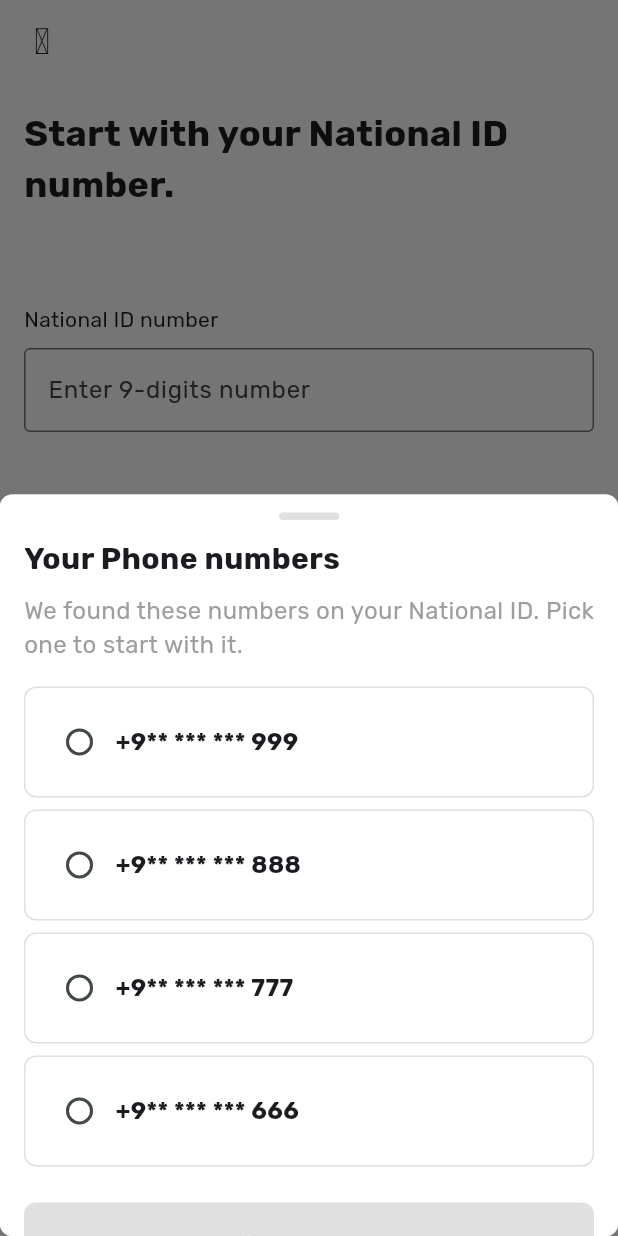
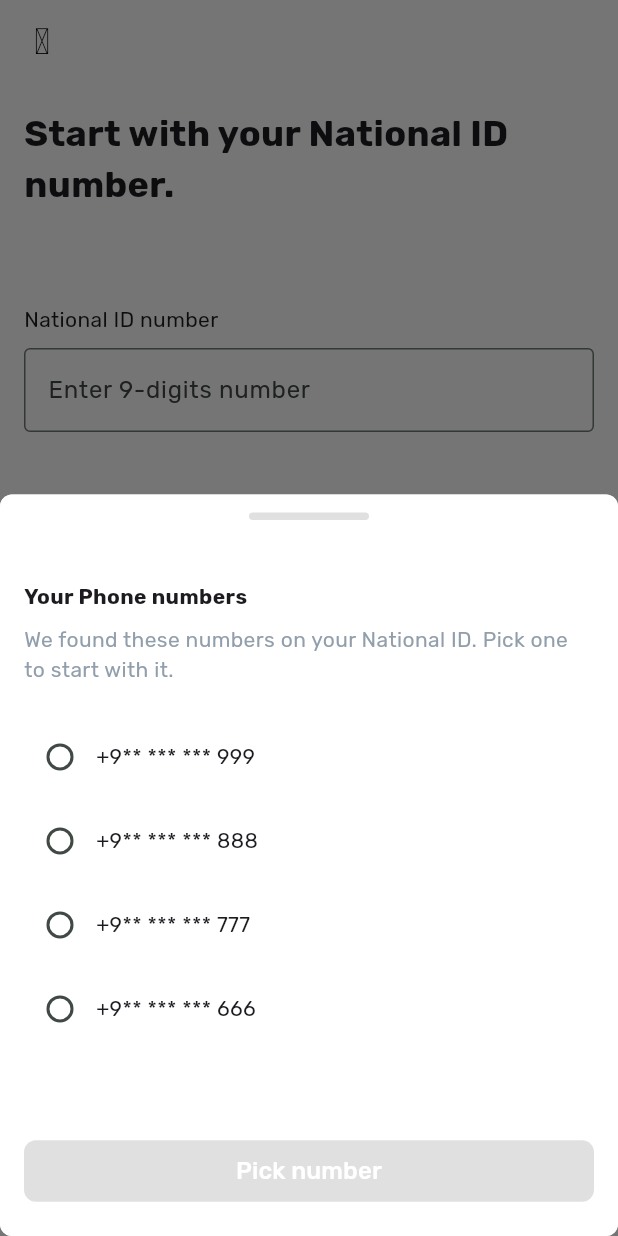
Before and after one commit to awaref/IFIN-BANKID-flutter, a Flutter app: the NationalIdScreen screen opened directly, after a tap on "Continue", on a phone screen of 412 x 824 dp. Run offline on Flutter 3.47's test engine with Material 3 defaults, Android fonts, the phone set to English and light mode, and no system bars; our stand-ins replace flutter_svg, google_fonts, hugeicons, local_auth, permission_handler, pinput and 1 more; accounts and stored records are empty.

Commit message:
style(national_id_screen): adjust UI spacing and styling for better consistency
- Increase handle bar width from 40 to 80
- Adjust padding and spacing throughout the modal
- Update text styles and colors to match design system
- Remove border from phone number options
- Standardize button styling and dimensions

```diff
--- a/lib/screens/national_id_screen.dart
+++ b/lib/screens/national_id_screen.dart
@@ -117,7 +117,7 @@ class _NationalIdScreenState extends State<NationalIdScreen> {
                       // Handle bar
                       Container(
                         margin: const EdgeInsets.symmetric(vertical: 12),
-                        width: 40,
+                        width: 80,
                         height: 5,
                         decoration: BoxDecoration(
                           color: Colors.grey[300],
@@ -127,23 +127,24 @@ class _NationalIdScreenState extends State<NationalIdScreen> {
                       // Content
                       Expanded(
                         child: SingleChildScrollView(
-                          padding: const EdgeInsets.fromLTRB(16, 0, 16, 32),
+                          padding: const EdgeInsets.fromLTRB(16, 28, 16, 32),
                           child: Column(
                             crossAxisAlignment: CrossAxisAlignment.start,
                             children: [
                               const Text(
                                 'Your Phone numbers',
                                 style: TextStyle(
-                                  fontSize: 20,
-                                  fontWeight: FontWeight.bold,
+                                  fontSize: 14,
+                                  fontWeight: FontWeight.w700,
+                                  height: 1.6
                                 ),
                               ),
                               const SizedBox(height: 8),
                               const Text(
                                 'We found these numbers on your National ID. Pick one to start with it.',
-                                style: TextStyle(fontSize: 16, color: Colors.grey),
+                                style: TextStyle(fontSize: 14, color: Color(0xFF919EAB), fontWeight: FontWeight.w400),
                               ),
-                              const SizedBox(height: 16),
+                              const SizedBox(height: 24),
                               _buildPhoneNumberOption(setModalState, '+9** *** *** 999'),
                               const SizedBox(height: 8),
                               _buildPhoneNumberOption(setModalState, '+9** *** *** 888'),
@@ -151,7 +152,7 @@ class _NationalIdScreenState extends State<NationalIdScreen> {
                               _buildPhoneNumberOption(setModalState, '+9** *** *** 777'),
                               const SizedBox(height: 8),
                               _buildPhoneNumberOption(setModalState, '+9** *** *** 666'),
-                              const SizedBox(height: 24),
+                              const SizedBox(height: 60),
                               SizedBox(
                                 width: double.infinity,
                                 child: ElevatedButton(
@@ -166,19 +167,19 @@ class _NationalIdScreenState extends State<NationalIdScreen> {
                                   style: ElevatedButton.styleFrom(
                                     backgroundColor: const Color(0xFF37C293),
                                     disabledBackgroundColor: Colors.grey[300],
-                                    padding: const EdgeInsets.symmetric(vertical: 16),
+                                    padding: const EdgeInsets.symmetric(vertical: 9),
                                     shape: RoundedRectangleBorder(
                                       borderRadius: BorderRadius.circular(8),
                                     ),
                                   ),
                                   child: const Text(
                                     'Pick number',
-                                    style: TextStyle(fontSize: 18, color: Colors.white),
+                                    style: TextStyle(fontSize: 16, color: Colors.white),
                                   ),
                                 ),
                               ),
                               // Add extra padding at bottom for safe area
-                              SizedBox(height: MediaQuery.of(context).padding.bottom + 16),
+                              SizedBox(height: 32),
                             ],
                           ),
                         ),
@@ -205,14 +206,8 @@ class _NationalIdScreenState extends State<NationalIdScreen> {
         });
       },
       child: Container(
-        padding: const EdgeInsets.all(12),
+        padding: const EdgeInsets.all(0),
         decoration: BoxDecoration(
-          border: Border.all(
-            color: _selectedPhoneNumber == phoneNumber
-                ? Colors.green
-                : Colors.grey.shade300,
-            width: _selectedPhoneNumber == phoneNumber ? 2 : 1,
-          ),
           borderRadius: BorderRadius.circular(8),
         ),
         child: Row(
@@ -225,11 +220,11 @@ class _NationalIdScreenState extends State<NationalIdScreen> {
                   _selectedPhoneNumber = value;
                 });
               },
-              activeColor: Colors.green,
+              activeColor: Color(0xFF37C293),
             ),
             Text(
               phoneNumber,
-              style: const TextStyle(fontSize: 16, fontWeight: FontWeight.bold),
+              style: const TextStyle(fontSize: 14, fontWeight: FontWeight.w400),
             ),
           ],
         ),
```
